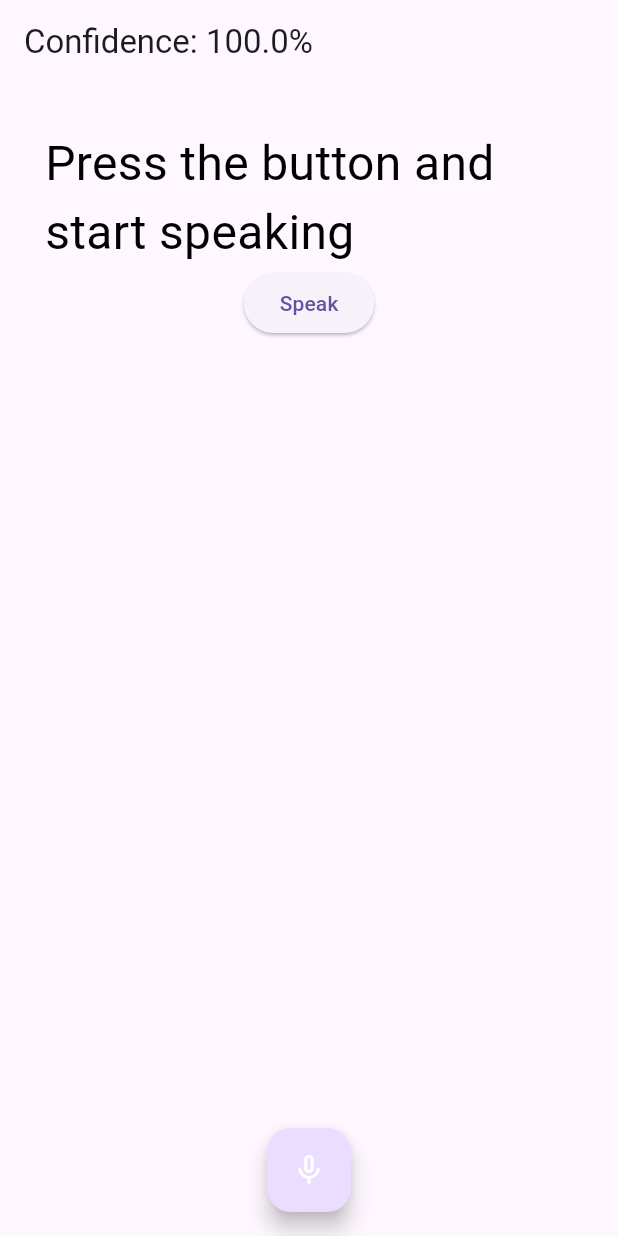
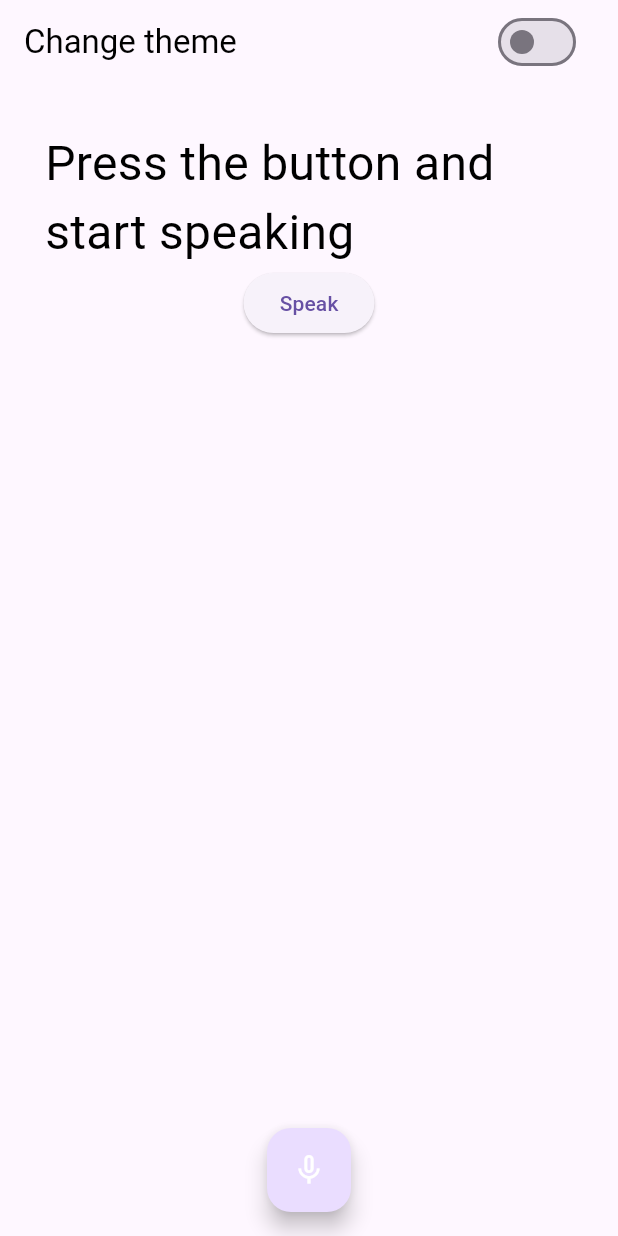
Before and after one commit to celikerde/study_case, a Flutter app: the screen it shows after launch, after a tap on "Speak", on a phone screen of 412 x 824 dp. Run offline on Flutter 3.47's test engine with Material 3 defaults, Android fonts, the light colour scheme and no system bars; drawn by our look-alikes of avatar_glow; our stand-ins replace flutter_tts, speech_to_text.

Commit message:
change themes

```diff
--- a/lib/main.dart
+++ b/lib/main.dart
@@ -1,6 +1,8 @@
 import 'package:flutter/material.dart';
 import 'package:flutter_tts/flutter_tts.dart';
 import 'package:lucida/providers/state_provider.dart';
+import 'package:lucida/providers/theme_provider.dart';
+import 'package:lucida/themes.dart';
 import 'package:speech_to_text/speech_to_text.dart' as stt;
 import 'package:avatar_glow/avatar_glow.dart';
 import 'package:provider/provider.dart';
@@ -8,7 +10,10 @@ import 'package:provider/provider.dart';
 void main() {
   runApp(
     MultiProvider(
-      providers: [ChangeNotifierProvider(create: (context) => StateProvider())],
+      providers: [
+        ChangeNotifierProvider(create: (context) => StateProvider()),
+        ChangeNotifierProvider(create: (context) => ThemeProvider(lightTheme)),
+      ],
       child: const HomeScreen(),
     ),
   );
@@ -19,13 +24,14 @@ class HomeScreen extends StatelessWidget {
 
   @override
   Widget build(BuildContext context) {
-    return MaterialApp(
-      debugShowCheckedModeBanner: false,
-      theme: ThemeData(
-        primarySwatch: Colors.red,
-        visualDensity: VisualDensity.adaptivePlatformDensity,
-      ),
-      home: SpeechScreen(),
+    return Consumer<ThemeProvider>(
+      builder: (context, themeProvider, child) {
+        return MaterialApp(
+          debugShowCheckedModeBanner: false,
+          theme: themeProvider.getThemeData(),
+          home: SpeechScreen(),
+        );
+      },
     );
   }
 }
@@ -57,14 +63,29 @@ class _SpeechScreenState extends State<SpeechScreen> {
   void speak(String text) async {
     await _flutterTts.setLanguage("en-US");
     await _flutterTts.setPitch(1.0);
-    await _flutterTts.speak(text);
+    await _flutterTts.speak(readyAnswer);
   }
 
   @override
   Widget build(BuildContext context) {
+    final themeProvider = Provider.of<ThemeProvider>(context);
     return Scaffold(
       appBar: AppBar(
-        title: Text('Confidence: ${(_confidence * 100.0).toStringAsFixed(1)}%'),
+        title: Text(
+          'Change theme',
+          style: TextStyle(color: Colors.black),
+        ),
+        //Text('Confidence: ${(_confidence * 100.0).toStringAsFixed(1)}%'),
+        actions: [
+          Container(
+            width: 200,
+            child: SwitchListTile(
+                value: themeProvider.getThemeData() == darkTheme,
+                onChanged: (value) {
+                  themeProvider.setThemeData(value ? darkTheme : lightTheme);
+                }),
+          ),
+        ],
       ),
       floatingActionButtonLocation: FloatingActionButtonLocation.centerFloat,
       floatingActionButton: AvatarGlow(
--- /dev/null
+++ b/lib/providers/theme_provider.dart
@@ -0,0 +1,11 @@
+import 'package:flutter/material.dart';
+
+class ThemeProvider with ChangeNotifier {
+  ThemeData _themeData;
+  ThemeProvider(this._themeData);
+  getThemeData() => _themeData;
+  setThemeData(ThemeData themeData) {
+    _themeData = themeData;
+    notifyListeners();
+  }
+}
--- /dev/null
+++ b/lib/themes.dart
@@ -0,0 +1,12 @@
+import 'package:flutter/material.dart';
+
+final lightTheme = ThemeData(
+  primaryColor: Colors.black,
+  primaryColorDark: Colors.black,
+  brightness: Brightness.light,
+);
+
+final darkTheme = ThemeData(
+    primaryColor: Colors.white,
+    brightness: Brightness.dark,
+    primaryColorDark: Colors.white);
```
